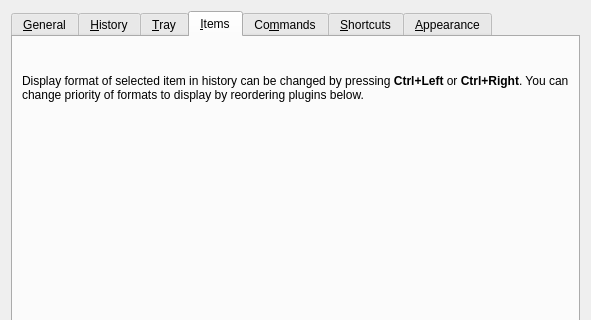
This is src/ui/configurationmanager.ui in hluk/CopyQ as Qt 5 draws it before an edit; both pictures show x 0 to 591 and y 0 to 320 of the 591 by 580 pixel window. The edited form follows.
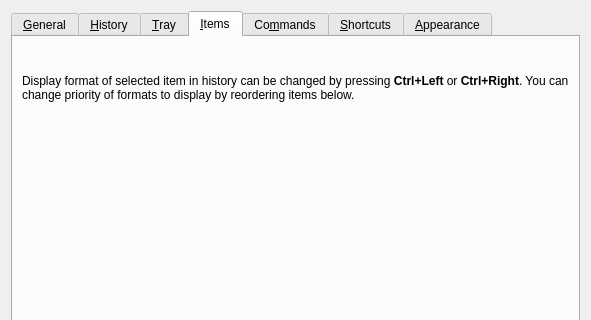
This is the edited form. The open tabs and pages were chosen to show the change. Icons and pictures are not drawn. Custom widgets are drawn as their Qt base class.

```diff
--- a/src/ui/configurationmanager.ui
+++ b/src/ui/configurationmanager.ui
@@ -853,7 +853,7 @@
             </sizepolicy>
            </property>
            <property name="text">
-            <string>Display format of selected item in history can be changed by pressing &lt;b&gt;Ctrl+Left&lt;/b&gt; or &lt;b&gt;Ctrl+Right&lt;/b&gt;. You can change priority of formats to display by reordering plugins below.</string>
+            <string>Display format of selected item in history can be changed by pressing &lt;b&gt;Ctrl+Left&lt;/b&gt; or &lt;b&gt;Ctrl+Right&lt;/b&gt;. You can change priority of formats to display by reordering items below.</string>
            </property>
            <property name="wordWrap">
             <bool>true</bool>
```
Left out of the diff: 2 changed lines with no effect on the pictures.
